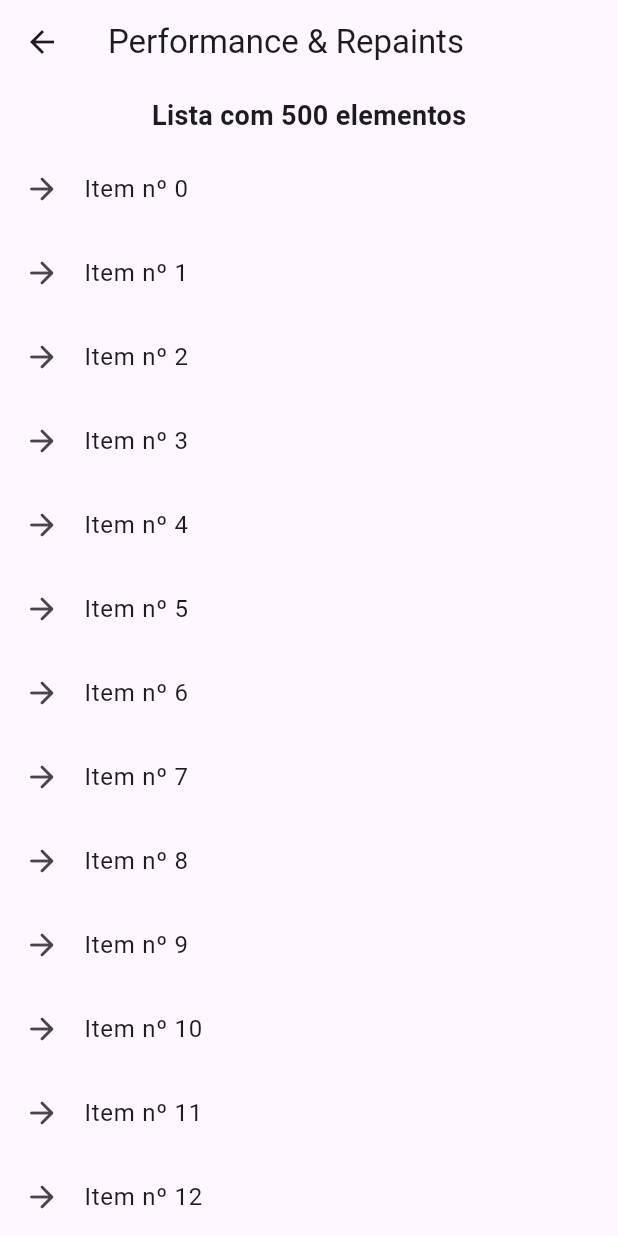
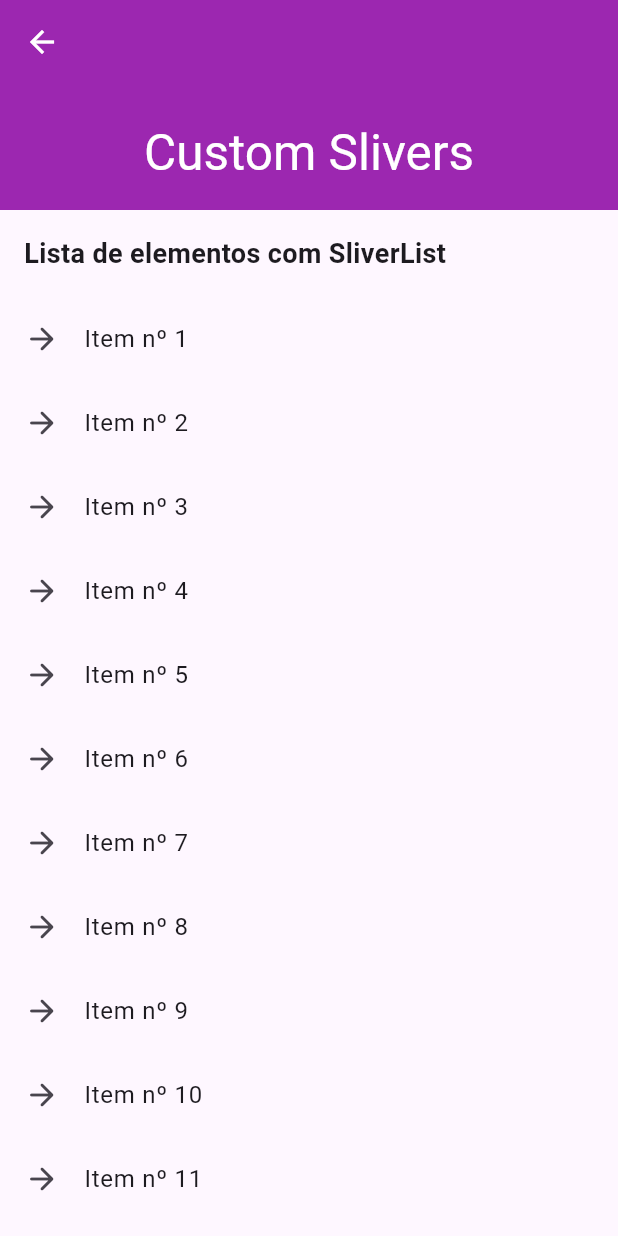
Before and after one commit to taylanbustamante/flutter_skill_playground, a Flutter app: the screen it shows after launch, after a tap on "CustomPainter Basics", on a phone screen of 412 x 824 dp. Run offline on Flutter 3.47's test engine with Material 3 defaults, Android fonts, the light colour scheme and no system bars; our stand-ins replace flutter_bloc, get_it.

Commit message:
feat: Implementando CustomSliversScreen utilizando cor roxa para mostrar a diferença;

```diff
--- /dev/null
+++ b/lib/screens/custom_slivers/custom_slivers_screen.dart
@@ -0,0 +1,53 @@
+import 'package:flutter/material.dart';
+
+class CustomSliversScreen extends StatelessWidget {
+  const CustomSliversScreen({super.key});
+
+  @override
+  Widget build(BuildContext context) {
+    final List<String> items = List.generate(
+      40,
+      (index) => 'Item nº ${index + 1}',
+    );
+
+    return Scaffold(
+      body: CustomScrollView(
+        shrinkWrap: true,
+        slivers: [
+          SliverAppBar(
+            iconTheme: IconThemeData(color: Colors.white),
+            pinned: true,
+            backgroundColor: Colors.deepPurple,
+            expandedHeight: 140,
+            flexibleSpace: FlexibleSpaceBar(
+              centerTitle: true,
+              title: Text(
+                'Custom Slivers',
+                style: TextStyle(color: Colors.white),
+              ),
+              background: Container(color: Colors.purple),
+            ),
+          ),
+          SliverToBoxAdapter(
+            child: Padding(
+              padding: const EdgeInsets.all(16),
+              child: Text(
+                'Lista de elementos com SliverList',
+                style: TextStyle(fontSize: 18, fontWeight: FontWeight.bold),
+              ),
+            ),
+          ),
+          SliverList(
+            delegate: SliverChildBuilderDelegate(
+              (context, index) => ListTile(
+                title: Text(items[index]),
+                leading: const Icon(Icons.arrow_forward_rounded),
+              ),
+              childCount: items.length,
+            ),
+          ),
+        ],
+      ),
+    );
+  }
+}
--- a/lib/screens/home/home_screen.dart
+++ b/lib/screens/home/home_screen.dart
@@ -1,6 +1,6 @@
 import 'package:flutter/material.dart';
 import 'package:skill_playground/locator.dart';
-import 'package:skill_playground/screens/perfomance_repaint/perfomance_repaint_screen.dart';
+import 'package:skill_playground/screens/custom_slivers/custom_slivers_screen.dart';
 import 'package:skill_playground/services/app_injection_service.dart';
 
 class HomeScreen extends StatelessWidget {
@@ -36,9 +36,7 @@ class HomeScreen extends StatelessWidget {
               trailing: const Icon(Icons.chevron_right),
               onTap: () async => await Navigator.push(
                 context,
-                MaterialPageRoute(
-                  builder: (context) => PerformanceRepaintScreen(),
-                ),
+                MaterialPageRoute(builder: (context) => CustomSliversScreen()),
               ),
             ),
           );
```
